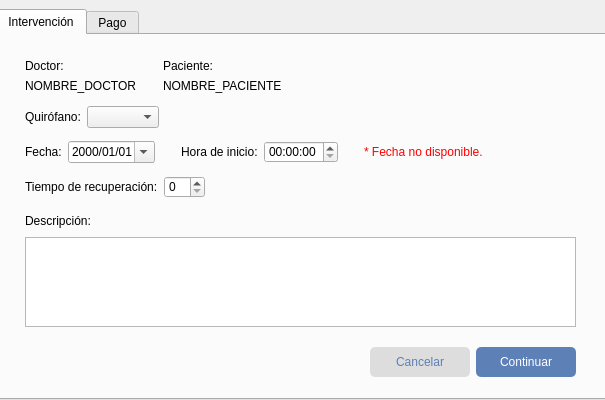
Qt form ordenarintervencion.ui (Laloses/Hospital) before a commit.
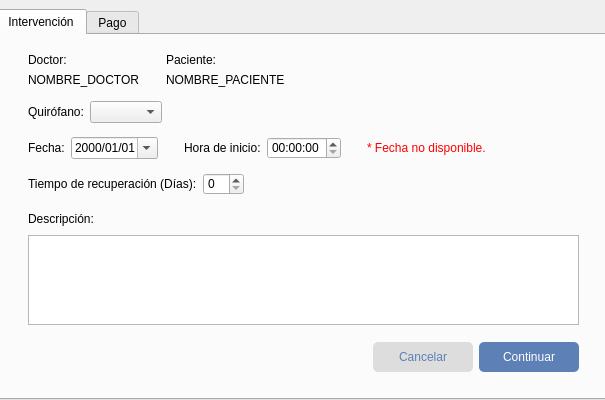
The same form after that commit. The open tabs and pages were chosen to show the change.

The edit to the form file:
```diff
--- a/ordenarintervencion.ui
+++ b/ordenarintervencion.ui
@@ -45,13 +45,13 @@
      <attribute name="title">
       <string>Intervención</string>
      </attribute>
-     <widget class="QWidget" name="">
+     <widget class="QWidget" name="layoutWidget">
       <property name="geometry">
        <rect>
-        <x>27</x>
-        <y>10</y>
+        <x>30</x>
+        <y>0</y>
         <width>551</width>
-        <height>341</height>
+        <height>351</height>
        </rect>
       </property>
       <layout class="QVBoxLayout" name="verticalLayout_4">
@@ -164,22 +164,6 @@
          </item>
         </layout>
        </item>
-       <item>
-        <spacer name="verticalSpacer_2">
-         <property name="orientation">
-          <enum>Qt::Vertical</enum>
-         </property>
-         <property name="sizeType">
-          <enum>QSizePolicy::Fixed</enum>
-         </property>
-         <property name="sizeHint" stdset="0">
-          <size>
-           <width>20</width>
-           <height>3</height>
-          </size>
-         </property>
-        </spacer>
-       </item>
        <item>
         <layout class="QHBoxLayout" name="horizontalLayout_6">
          <item>
@@ -211,22 +195,6 @@
          </item>
         </layout>
        </item>
-       <item>
-        <spacer name="verticalSpacer_3">
-         <property name="orientation">
-          <enum>Qt::Vertical</enum>
-         </property>
-         <property name="sizeType">
-          <enum>QSizePolicy::Fixed</enum>
-         </property>
-         <property name="sizeHint" stdset="0">
-          <size>
-           <width>20</width>
-           <height>3</height>
-          </size>
-         </property>
-        </spacer>
-       </item>
        <item>
         <layout class="QHBoxLayout" name="horizontalLayout_7">
          <item>
@@ -327,22 +295,6 @@
          </item>
         </layout>
        </item>
-       <item>
-        <spacer name="verticalSpacer_4">
-         <property name="orientation">
-          <enum>Qt::Vertical</enum>
-         </property>
-         <property name="sizeType">
-          <enum>QSizePolicy::Fixed</enum>
-         </property>
-         <property name="sizeHint" stdset="0">
-          <size>
-           <width>20</width>
-           <height>3</height>
-          </size>
-         </property>
-        </spacer>
-       </item>
        <item>
         <layout class="QHBoxLayout" name="horizontalLayout_9">
          <item>
@@ -354,7 +306,7 @@
             </sizepolicy>
            </property>
            <property name="text">
-            <string>Tiempo de recuperación:</string>
+            <string>Tiempo de recuperación (Días):</string>
            </property>
           </widget>
          </item>
@@ -395,22 +347,6 @@
          </item>
         </layout>
        </item>
-       <item>
-        <spacer name="verticalSpacer_5">
-         <property name="orientation">
-          <enum>Qt::Vertical</enum>
-         </property>
-         <property name="sizeType">
-          <enum>QSizePolicy::Fixed</enum>
-         </property>
-         <property name="sizeHint" stdset="0">
-          <size>
-           <width>20</width>
-           <height>3</height>
-          </size>
-         </property>
-        </spacer>
-       </item>
        <item>
         <layout class="QVBoxLayout" name="verticalLayout_3">
          <item>
@@ -472,7 +408,7 @@
          <property name="sizeHint" stdset="0">
           <size>
            <width>20</width>
-           <height>10</height>
+           <height>3</height>
           </size>
          </property>
         </spacer>
```
Left out of the diff: 15 changed lines with no effect on the pictures.
